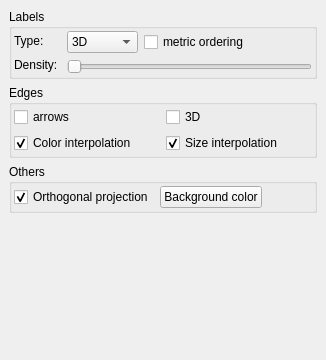
First picture: the form in library/tulip-qt/designer/RenderingParametersDialog.ui, repository vadivelselvaraj/TulipGLImprovement, before the edit.
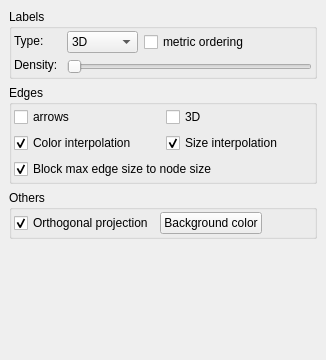
Second picture: the form after the edit.

Commit message: - add EdgesMaxSizeToNodesSize remdering parameter

What changed in the file:
```diff
--- a/library/tulip-qt/designer/RenderingParametersDialog.ui
+++ b/library/tulip-qt/designer/RenderingParametersDialog.ui
@@ -320,6 +320,32 @@
             </item>
            </layout>
           </item>
+          <item>
+           <layout class="QHBoxLayout" >
+            <property name="margin" >
+             <number>0</number>
+            </property>
+            <property name="spacing" >
+             <number>6</number>
+            </property>
+            <item>
+             <widget class="QCheckBox" name="blockEdgeSizeCheckBox" >
+	      <property name="focusPolicy" >
+               <enum>Qt::StrongFocus</enum>
+              </property>
+              <property name="toolTip" >
+               <string>With this option edge size can't be greater than node size</string>
+              </property>
+              <property name="text" >
+               <string>Block max edge size to node size</string>
+              </property>
+	      <property name="checked" >
+               <bool>true</bool>
+              </property>
+             </widget>
+            </item>
+           </layout>
+          </item>
          </layout>
         </item>
        </layout>
```
Left out of the diff: 16 changed lines with no effect on the pictures. The commit also changes 4 other files.
